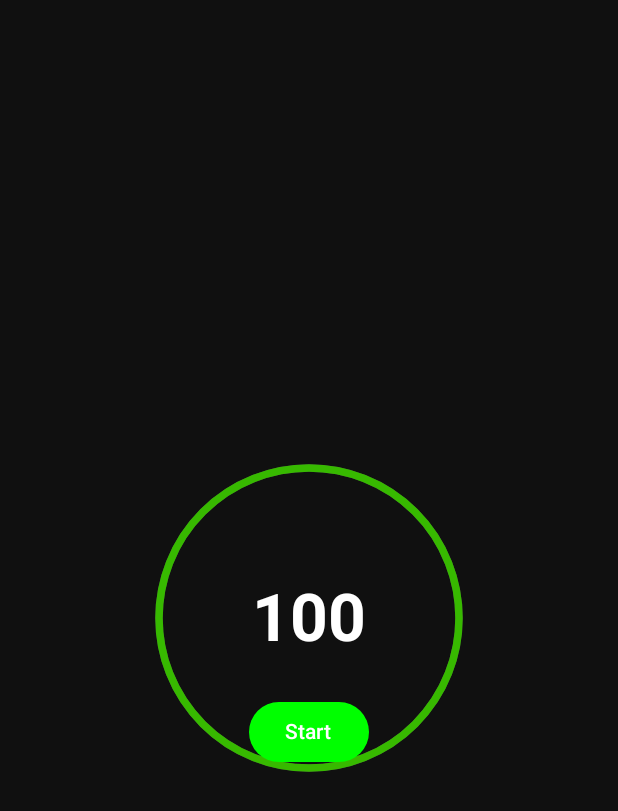
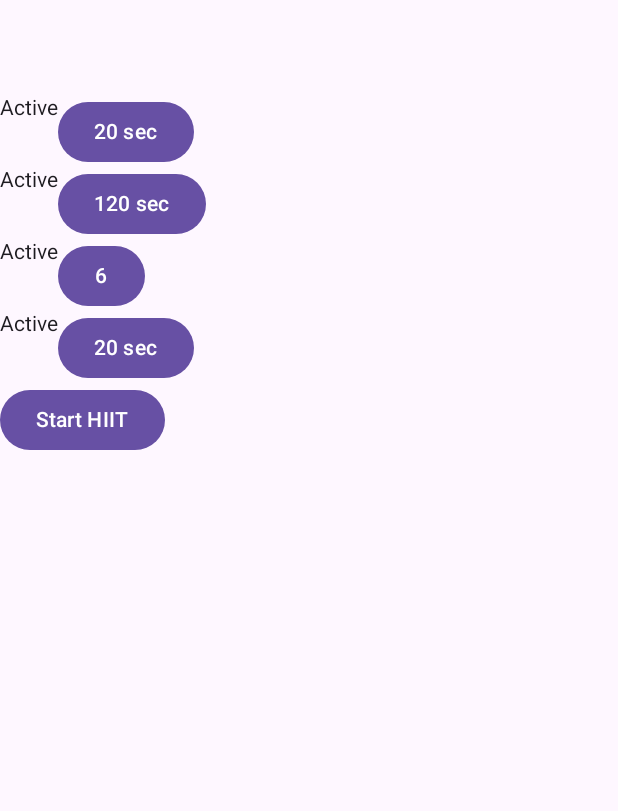
Before and after one commit to mlzzi/HiitTimerApp, an Android app built with Jetpack Compose: the screen it shows after launch (MainActivity), on a phone screen of 412 x 824 dp. Shown: the top 811 px of the screen. Run offline under Robolectric (Android 15) with nearby library versions, the phone set to English and light mode, and no system bars.

Commit message:
working on screens content

```diff
--- a/app/build.gradle
+++ b/app/build.gradle
@@ -48,15 +48,19 @@ android {
 
 dependencies {
 
-    implementation 'androidx.core:core-ktx:1.8.0'
-    implementation 'androidx.lifecycle:lifecycle-runtime-ktx:2.3.1'
-    implementation 'androidx.activity:activity-compose:1.5.1'
+    implementation 'androidx.core:core-ktx:1.10.1'
+    implementation 'androidx.lifecycle:lifecycle-runtime-ktx:2.6.1'
+    implementation 'androidx.activity:activity-compose:1.7.2'
     implementation platform('androidx.compose:compose-bom:2022.10.00')
     implementation 'androidx.compose.ui:ui'
     implementation 'androidx.compose.ui:ui-graphics'
     implementation 'androidx.compose.ui:ui-tooling-preview'
     implementation 'androidx.compose.material3:material3'
     implementation 'androidx.compose.runtime:runtime:1.4.3'
+    implementation "androidx.lifecycle:lifecycle-viewmodel-compose:2.6.1"
+    implementation "androidx.compose.material:material-icons-extended:1.4.3"
+    implementation "androidx.compose.material3:material3-window-size-class:1.1.0"
+    implementation 'androidx.navigation:navigation-compose:2.7.0-alpha01'
     testImplementation 'junit:junit:4.13.2'
     androidTestImplementation 'androidx.test.ext:junit:1.1.5'
     androidTestImplementation 'androidx.test.espresso:espresso-core:3.5.1'
@@ -64,4 +68,5 @@ dependencies {
     androidTestImplementation 'androidx.compose.ui:ui-test-junit4'
     debugImplementation 'androidx.compose.ui:ui-tooling'
     debugImplementation 'androidx.compose.ui:ui-test-manifest'
+
 }
--- a/app/src/main/java/com/example/hiit_timer_app/MainActivity.kt
+++ b/app/src/main/java/com/example/hiit_timer_app/MainActivity.kt
@@ -1,144 +1,15 @@
 package com.example.hiit_timer_app
 
-import com.example.hiit_timer_app.ui.theme.Hiit_timer_appTheme
 import android.os.Bundle
 import androidx.activity.ComponentActivity
 import androidx.activity.compose.setContent
-import androidx.compose.foundation.Canvas
-import androidx.compose.foundation.layout.Box
-import androidx.compose.foundation.layout.fillMaxSize
-import androidx.compose.foundation.layout.size
-import androidx.compose.material.*
-import androidx.compose.material3.Button
-import androidx.compose.material3.ButtonDefaults
-import androidx.compose.material3.Surface
-import androidx.compose.material3.Text
-import androidx.compose.runtime.*
-import androidx.compose.ui.Alignment
-import androidx.compose.ui.Modifier
-import androidx.compose.ui.geometry.Offset
-import androidx.compose.ui.geometry.Size
-import androidx.compose.ui.graphics.Color
-import androidx.compose.ui.graphics.PointMode
-import androidx.compose.ui.graphics.StrokeCap
-import androidx.compose.ui.graphics.drawscope.Stroke
-import androidx.compose.ui.layout.onSizeChanged
-import androidx.compose.ui.text.font.FontWeight
-import androidx.compose.ui.tooling.preview.Preview
-import androidx.compose.ui.unit.Dp
-import androidx.compose.ui.unit.IntSize
-import androidx.compose.ui.unit.dp
-import androidx.compose.ui.unit.sp
-import kotlinx.coroutines.delay
-import kotlin.math.PI
-import kotlin.math.cos
-import kotlin.math.sin
+import com.example.hiit_timer_app.ui.TimerApp
 
 class MainActivity : ComponentActivity() {
     override fun onCreate(savedInstanceState: Bundle?) {
         super.onCreate(savedInstanceState)
         setContent {
-            Surface(
-                color = Color(0xFF101010),
-                modifier = Modifier.fillMaxSize()
-            ) {
-                Box(
-                    contentAlignment = Alignment.Center
-                ) {
-                    Timer(
-                        totalTime = 100L * 1000L,
-                        inactiveBarColor = Color.DarkGray,
-                        activeBarColor = Color(0xFF37B900),
-                        modifier = Modifier.size(200.dp)
-                    )
-                }
-            }
+            TimerApp()
         }
     }
 }
-
-@Composable
-fun Timer(
-    totalTime: Long,
-    inactiveBarColor: Color,
-    activeBarColor: Color,
-    modifier: Modifier = Modifier,
-    initialValue: Float = 1f,
-    strokeWidth: Dp = 5.dp
-) {
-    var size by remember {
-        mutableStateOf(IntSize.Zero)
-    }
-    var value by remember {
-        mutableStateOf(initialValue)
-    }
-    var currentTime by remember {
-        mutableStateOf(totalTime)
-    }
-    var isTimerRunning by remember {
-        mutableStateOf(false)
-    }
-    LaunchedEffect(key1 = currentTime, key2 = isTimerRunning) {
-        if(currentTime > 0 && isTimerRunning) {
-            delay(100L)
-            currentTime -= 100L
-            value = currentTime / totalTime.toFloat()
-        }
-    }
-    Box(
-        contentAlignment = Alignment.Center,
-        modifier = modifier
-            .onSizeChanged {
-                size = it
-            }
-    ) {
-        Canvas(modifier = modifier) {
-            drawArc(
-                color = inactiveBarColor,
-                startAngle = -90f,
-                sweepAngle = 360f,
-                useCenter = false,
-                size = Size(size.width.toFloat(), size.height.toFloat()),
-                style = Stroke(strokeWidth.toPx(), cap = StrokeCap.Round)
-            )
-            drawArc(
-                color = activeBarColor,
-                startAngle = -90f,
-                sweepAngle = 360f * value,
-                useCenter = false,
-                size = Size(size.width.toFloat(), size.height.toFloat()),
-                style = Stroke(strokeWidth.toPx(), cap = StrokeCap.Round)
-            )
-        }
-        Text(
-            text = (currentTime / 1000L).toString(),
-            fontSize = 44.sp,
-            fontWeight = FontWeight.Bold,
-            color = Color.White
-        )
-        Button(
-            onClick = {
-                if(currentTime <= 0L) {
-                    currentTime = totalTime
-                    isTimerRunning = true
-                } else {
-                    isTimerRunning = !isTimerRunning
-                }
-            },
-            modifier = Modifier.align(Alignment.BottomCenter),
-            colors = ButtonDefaults.buttonColors(
-                if (!isTimerRunning || currentTime <= 0L) {
-                    Color.Green
-                } else {
-                    Color.Red
-                }
-            )
-        ) {
-            Text(
-                text = if (isTimerRunning && currentTime >= 0L) "Stop"
-                else if (!isTimerRunning && currentTime >= 0L) "Start"
-                else "Restart"
-            )
-        }
-    }
-}
--- /dev/null
+++ b/app/src/main/java/com/example/hiit_timer_app/ui/TimerApp.kt
@@ -0,0 +1,113 @@
+package com.example.hiit_timer_app.ui
+
+import androidx.compose.foundation.layout.Column
+import androidx.compose.foundation.layout.Row
+import androidx.compose.foundation.layout.fillMaxSize
+import androidx.compose.foundation.layout.padding
+import androidx.compose.material3.Button
+import androidx.compose.material3.ExperimentalMaterial3Api
+import androidx.compose.material3.Scaffold
+import androidx.compose.material3.Text
+import androidx.compose.material3.TopAppBar
+import androidx.compose.runtime.Composable
+import androidx.compose.runtime.collectAsState
+import androidx.compose.runtime.getValue
+import androidx.compose.ui.Modifier
+import androidx.lifecycle.viewmodel.compose.viewModel
+import androidx.navigation.NavController
+import androidx.navigation.compose.NavHost
+import androidx.navigation.compose.composable
+import androidx.navigation.compose.rememberNavController
+
+@Composable
+fun TimerApp(
+    modifier: Modifier = Modifier
+) {
+    val viewModel: TimerViewModel = viewModel()
+    val pipaUiState by viewModel.uiState.collectAsState()
+
+    val navController = rememberNavController()
+
+    NavHost(navController, startDestination = "home") {
+        composable("home") {
+            TimerHomeScreen {
+                navController.navigate("timer screen")
+            }
+        }
+        composable("timer screen") {
+            TimerScreen()
+        }
+    }
+}
+
+@OptIn(ExperimentalMaterial3Api::class)
+@Composable
+fun TimerHomeScreen(
+//    timerUiState: TimerUIState,
+    onStartPressed: () -> Unit,
+//    modifier: Modifier = Modifier
+) {
+    Scaffold(
+        topBar = {
+            TopAppBar(title = {
+                HomeScreenHeader()
+            })
+        }
+    ) { innerPadding ->
+        Column(
+            modifier = Modifier
+                .padding(innerPadding)
+                .fillMaxSize()
+        ) {
+            SetTimer()
+            Button(
+                onClick = onStartPressed
+            ) {
+                Text(text = "Start HIIT")
+            }
+        }
+    }
+
+}
+
+@Composable
+fun SetTimer() {
+    Column() {
+        Row() {
+            Text(text = "Active")
+            Button(onClick = { /*TODO*/ }) {
+                Text(text = "20 sec")
+            }
+        }
+        Row() {
+            Text(text = "Active")
+            Button(onClick = { /*TODO*/ }) {
+                Text(text = "120 sec")
+            }
+        }
+        Row() {
+            Text(text = "Active")
+            Button(onClick = { /*TODO*/ }) {
+                Text(text = "6")
+            }
+        }
+        Row() {
+            Text(text = "Active")
+            Button(onClick = { /*TODO*/ }) {
+                Text(text = "20 sec")
+            }
+
+        }
+    }
+}
+
+@Composable
+fun HomeScreenHeader() {
+
+}
+
+
+@Composable
+fun TimerScreen() {
+    Text("screen 2")
+}
--- /dev/null
+++ b/app/src/main/java/com/example/hiit_timer_app/ui/TimerScreen.kt
@@ -0,0 +1,4 @@
+package com.example.hiit_timer_app.ui
+
+import androidx.compose.material3.Text
+import androidx.compose.runtime.Composable
--- /dev/null
+++ b/app/src/main/java/com/example/hiit_timer_app/ui/TimerUiState.kt
@@ -0,0 +1,10 @@
+package com.example.hiit_timer_app.ui
+
+data class TimerUiState(
+    val timeActive: Long,
+    val timeRest: Long,
+    val rounds: Int,
+    val sound: Boolean,
+    val vibrate: Boolean,
+    val countDown: Boolean
+)
--- /dev/null
+++ b/app/src/main/java/com/example/hiit_timer_app/ui/TimerViewModel.kt
@@ -0,0 +1,34 @@
+package com.example.hiit_timer_app.ui
+
+import androidx.lifecycle.ViewModel
+import kotlinx.coroutines.flow.MutableStateFlow
+import kotlinx.coroutines.flow.StateFlow
+
+class TimerViewModel : ViewModel() {
+
+    private val _uiState = MutableStateFlow(TimerUiState(
+        timeActive = 1000L,
+        timeRest = 2000L,
+        rounds = 6,
+        sound = true,
+        vibrate = true,
+        countDown = true
+    ))
+    val uiState: StateFlow<TimerUiState> = _uiState
+
+    init {
+        initializeUiState()
+    }
+
+    private fun initializeUiState() {
+        _uiState.value =
+            TimerUiState(
+                timeActive = 1000L,
+                timeRest = 2000L,
+                rounds = 6,
+                sound = true,
+                vibrate = true,
+                countDown = true
+            )
+    }
+}
--- a/build.gradle
+++ b/build.gradle
@@ -1,6 +1,6 @@
 // Top-level build file where you can add configuration options common to all sub-projects/modules.
 plugins {
-    id 'com.android.application' version '8.0.1' apply false
-    id 'com.android.library' version '8.0.1' apply false
+    id 'com.android.application' version '8.0.2' apply false
+    id 'com.android.library' version '8.0.2' apply false
     id 'org.jetbrains.kotlin.android' version '1.8.21' apply false
 }
```
